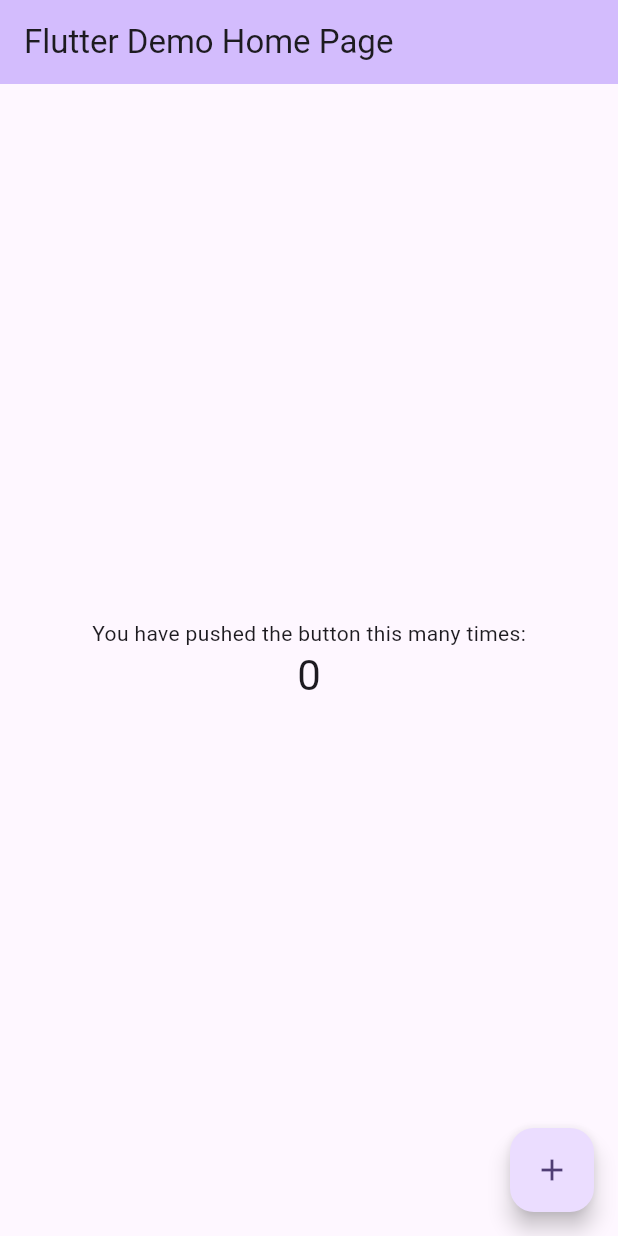
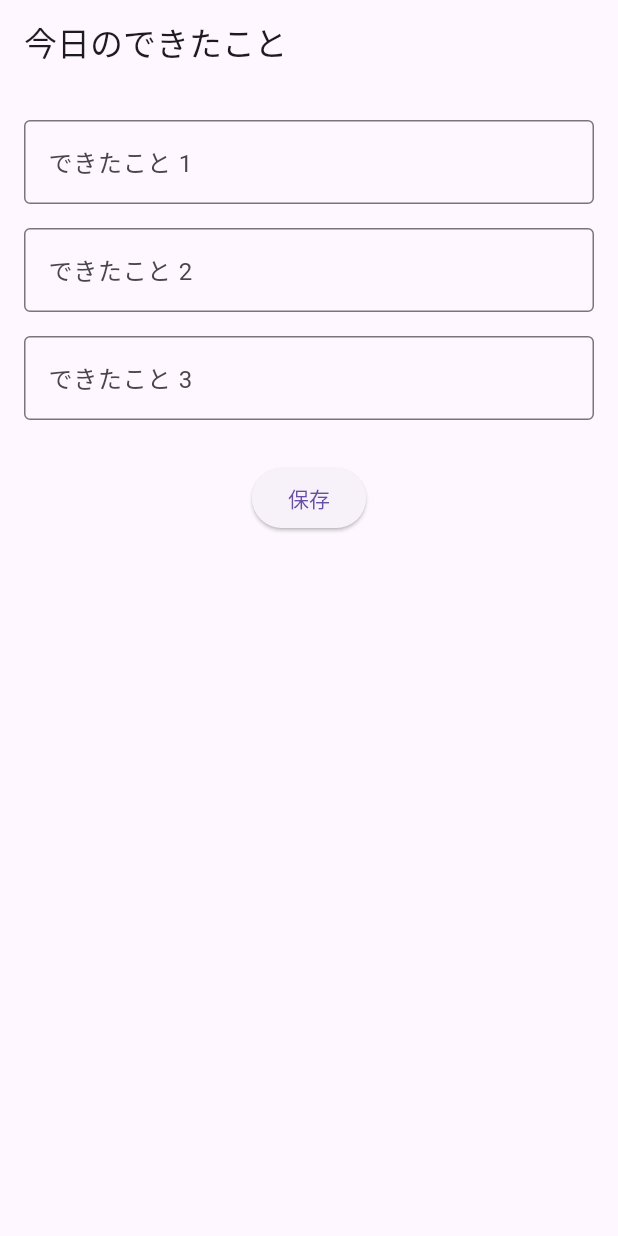
Before and after one commit to ken7python/CanDoNote, a Flutter app: the screen it shows after launch, on a phone screen of 412 x 824 dp. Run offline on Flutter 3.47's test engine with Material 3 defaults, Android fonts, the light colour scheme and no system bars.

Commit message:
Fixes #1

```diff
--- /dev/null
+++ b/lib/done_list_page.dart
@@ -0,0 +1,56 @@
+import 'package:flutter/material.dart';
+
+class DoneListPage extends StatefulWidget {
+  @override
+  _DoneListPageState createState() => _DoneListPageState();
+}
+
+class _DoneListPageState extends State<DoneListPage> {
+  final List<TextEditingController> _controllers = List.generate(3, (_) => TextEditingController());
+
+  void _saveEntries() {
+    List<String> doneList = _controllers.map((c) => c.text).toList();
+    print("保存された内容: $doneList"); // ここをデータ保存処理に変更
+    ScaffoldMessenger.of(context).showSnackBar(
+      SnackBar(content: Text("保存しました！")),
+    );
+  }
+
+  @override
+  Widget build(BuildContext context) {
+    return Scaffold(
+      appBar: AppBar(title: Text("今日のできたこと")),
+      body: Padding(
+        padding: const EdgeInsets.all(16.0),
+        child: Column(
+          children: [
+            for (int i = 0; i < 3; i++)
+              Padding(
+                padding: const EdgeInsets.symmetric(vertical: 8.0),
+                child: TextField(
+                  controller: _controllers[i],
+                  decoration: InputDecoration(
+                    labelText: "できたこと ${i + 1}",
+                    border: OutlineInputBorder(),
+                  ),
+                ),
+              ),
+            SizedBox(height: 20),
+            ElevatedButton(
+              onPressed: _saveEntries,
+              child: Text("保存"),
+            ),
+          ],
+        ),
+      ),
+    );
+  }
+
+  @override
+  void dispose() {
+    for (var controller in _controllers) {
+      controller.dispose();
+    }
+    super.dispose();
+  }
+}
--- a/lib/main.dart
+++ b/lib/main.dart
@@ -1,125 +1,18 @@
 import 'package:flutter/material.dart';
-
+import 'done_list_page.dart';
 void main() {
-  runApp(const MyApp());
+  runApp(MyApp());
 }
 
 class MyApp extends StatelessWidget {
-  const MyApp({super.key});
-
-  // This widget is the root of your application.
   @override
   Widget build(BuildContext context) {
     return MaterialApp(
-      title: 'Flutter Demo',
-      theme: ThemeData(
-        // This is the theme of your application.
-        //
-        // TRY THIS: Try running your application with "flutter run". You'll see
-        // the application has a purple toolbar. Then, without quitting the app,
-        // try changing the seedColor in the colorScheme below to Colors.green
-        // and then invoke "hot reload" (save your changes or press the "hot
-        // reload" button in a Flutter-supported IDE, or press "r" if you used
-        // the command line to start the app).
-        //
-        // Notice that the counter didn't reset back to zero; the application
-        // state is not lost during the reload. To reset the state, use hot
-        // restart instead.
-        //
-        // This works for code too, not just values: Most code changes can be
-        // tested with just a hot reload.
-        colorScheme: ColorScheme.fromSeed(seedColor: Colors.deepPurple),
-        useMaterial3: true,
-      ),
-      home: const MyHomePage(title: 'Flutter Demo Home Page'),
+      title: "CanDoNote",
+      initialRoute: "/",
+      routes: {
+        "/": (context) => DoneListPage(),
+      },
     );
   }
 }
-
-class MyHomePage extends StatefulWidget {
-  const MyHomePage({super.key, required this.title});
-
-  // This widget is the home page of your application. It is stateful, meaning
-  // that it has a State object (defined below) that contains fields that affect
-  // how it looks.
-
-  // This class is the configuration for the state. It holds the values (in this
-  // case the title) provided by the parent (in this case the App widget) and
-  // used by the build method of the State. Fields in a Widget subclass are
-  // always marked "final".
-
-  final String title;
-
-  @override
-  State<MyHomePage> createState() => _MyHomePageState();
-}
-
-class _MyHomePageState extends State<MyHomePage> {
-  int _counter = 0;
-
-  void _incrementCounter() {
-    setState(() {
-      // This call to setState tells the Flutter framework that something has
-      // changed in this State, which causes it to rerun the build method below
-      // so that the display can reflect the updated values. If we changed
-      // _counter without calling setState(), then the build method would not be
-      // called again, and so nothing would appear to happen.
-      _counter++;
-    });
-  }
-
-  @override
-  Widget build(BuildContext context) {
-    // This method is rerun every time setState is called, for instance as done
-    // by the _incrementCounter method above.
-    //
-    // The Flutter framework has been optimized to make rerunning build methods
-    // fast, so that you can just rebuild anything that needs updating rather
-    // than having to individually change instances of widgets.
-    return Scaffold(
-      appBar: AppBar(
-        // TRY THIS: Try changing the color here to a specific color (to
-        // Colors.amber, perhaps?) and trigger a hot reload to see the AppBar
-        // change color while the other colors stay the same.
-        backgroundColor: Theme.of(context).colorScheme.inversePrimary,
-        // Here we take the value from the MyHomePage object that was created by
-        // the App.build method, and use it to set our appbar title.
-        title: Text(widget.title),
-      ),
-      body: Center(
-        // Center is a layout widget. It takes a single child and positions it
-        // in the middle of the parent.
-        child: Column(
-          // Column is also a layout widget. It takes a list of children and
-          // arranges them vertically. By default, it sizes itself to fit its
-          // children horizontally, and tries to be as tall as its parent.
-          //
-          // Column has various properties to control how it sizes itself and
-          // how it positions its children. Here we use mainAxisAlignment to
-          // center the children vertically; the main axis here is the vertical
-          // axis because Columns are vertical (the cross axis would be
-          // horizontal).
-          //
-          // TRY THIS: Invoke "debug painting" (choose the "Toggle Debug Paint"
-          // action in the IDE, or press "p" in the console), to see the
-          // wireframe for each widget.
-          mainAxisAlignment: MainAxisAlignment.center,
-          children: <Widget>[
-            const Text(
-              'You have pushed the button this many times:',
-            ),
-            Text(
-              '$_counter',
-              style: Theme.of(context).textTheme.headlineMedium,
-            ),
-          ],
-        ),
-      ),
-      floatingActionButton: FloatingActionButton(
-        onPressed: _incrementCounter,
-        tooltip: 'Increment',
-        child: const Icon(Icons.add),
-      ), // This trailing comma makes auto-formatting nicer for build methods.
-    );
-  }
-}
```
